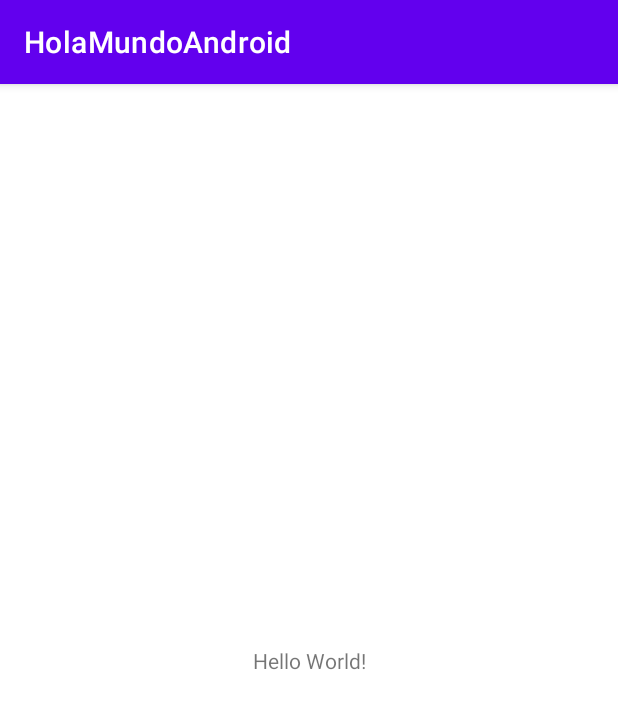
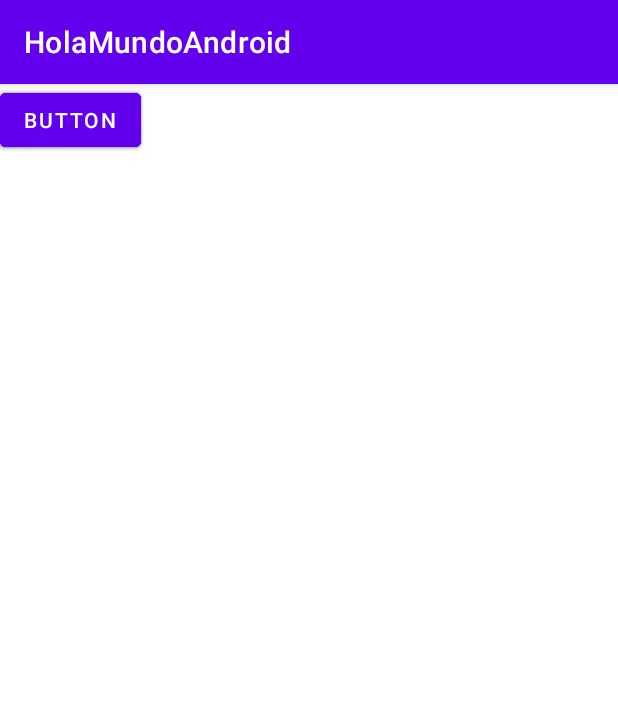
Before and after one commit to Omarcillo44/HolaMundoAndroid, an Android app: the screen it shows after launch (MainActivity), on a phone screen of 412 x 824 dp. Shown: the top 709 px of the screen. Run offline under Robolectric (Android 15) with nearby library versions, the phone set to English and light mode, and no system bars.

Commit message:
Segunda versión

```diff
--- a/app/src/main/res/layout/activity_main.xml
+++ b/app/src/main/res/layout/activity_main.xml
@@ -6,13 +6,36 @@
     android:layout_height="match_parent"
     tools:context=".MainActivity">
 
-    <TextView
+    <Button
+        android:id="@+id/boton_Omar"
         android:layout_width="wrap_content"
         android:layout_height="wrap_content"
-        android:text="Hello World!"
-        app:layout_constraintBottom_toBottomOf="parent"
-        app:layout_constraintLeft_toLeftOf="parent"
-        app:layout_constraintRight_toRightOf="parent"
-        app:layout_constraintTop_toTopOf="parent" />
+        android:text="Button"
+        tools:layout_editor_absoluteX="16dp"
+        tools:layout_editor_absoluteY="56dp" />
+
+    <Button
+        android:id="@+id/boton_Macz"
+        android:layout_width="wrap_content"
+        android:layout_height="wrap_content"
+        android:text="Button"
+        tools:layout_editor_absoluteX="16dp"
+        tools:layout_editor_absoluteY="148dp" />
+
+    <Button
+        android:id="@+id/boton_Yorch"
+        android:layout_width="wrap_content"
+        android:layout_height="wrap_content"
+        android:text="Button"
+        tools:layout_editor_absoluteX="151dp"
+        tools:layout_editor_absoluteY="155dp" />
+
+    <Button
+        android:id="@+id/boton_Mau"
+        android:layout_width="wrap_content"
+        android:layout_height="wrap_content"
+        android:text="Button"
+        tools:layout_editor_absoluteX="151dp"
+        tools:layout_editor_absoluteY="56dp" />
 
 </androidx.constraintlayout.widget.ConstraintLayout>
```
